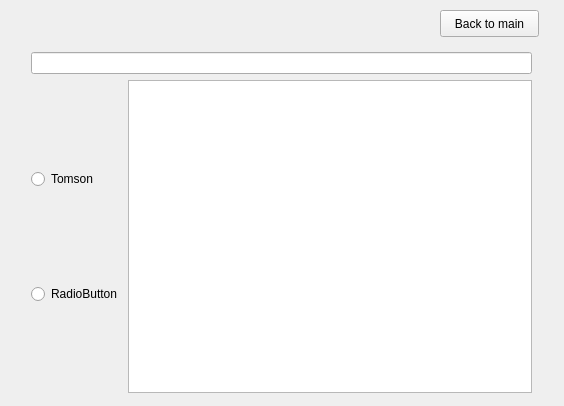
Old version of the form GUI/automatform.ui in the repository michael-s92/rs15-26.
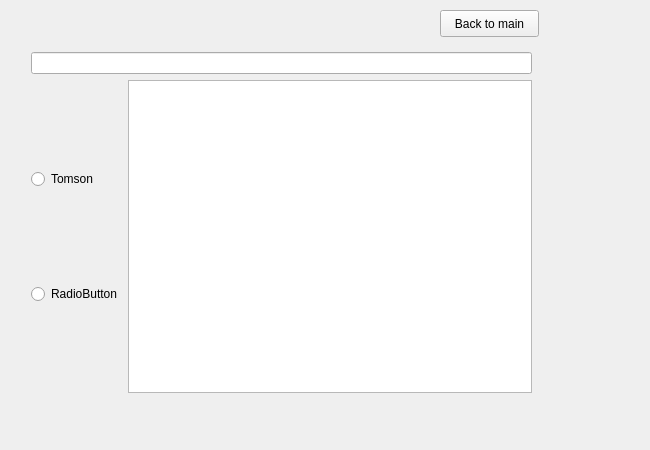
New version of the form.

```diff
--- a/GUI/automatform.ui
+++ b/GUI/automatform.ui
@@ -6,8 +6,8 @@
    <rect>
     <x>0</x>
     <y>0</y>
-    <width>564</width>
-    <height>406</height>
+    <width>650</width>
+    <height>450</height>
    </rect>
   </property>
   <property name="windowTitle">
@@ -26,7 +26,7 @@
     <string>Back to main</string>
    </property>
   </widget>
-  <widget class="QWidget" name="">
+  <widget class="QWidget" name="layoutWidget">
    <property name="geometry">
     <rect>
      <x>31</x>
```
